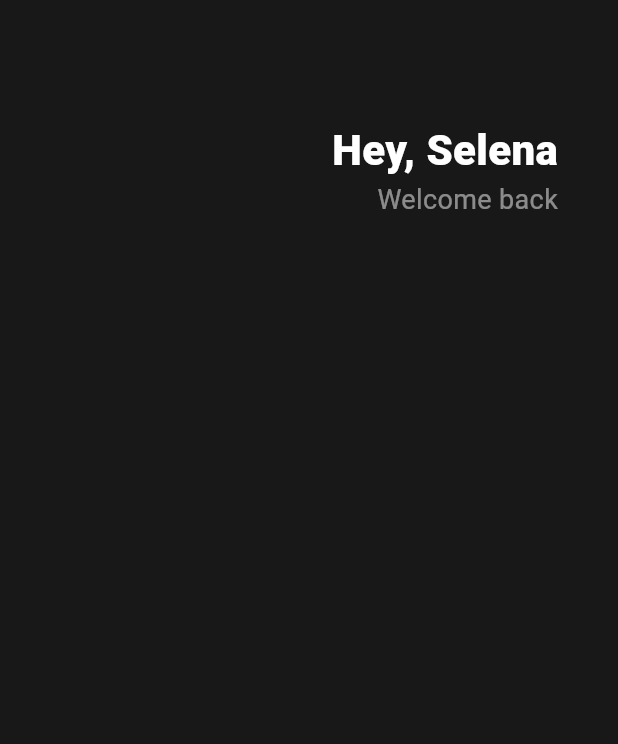
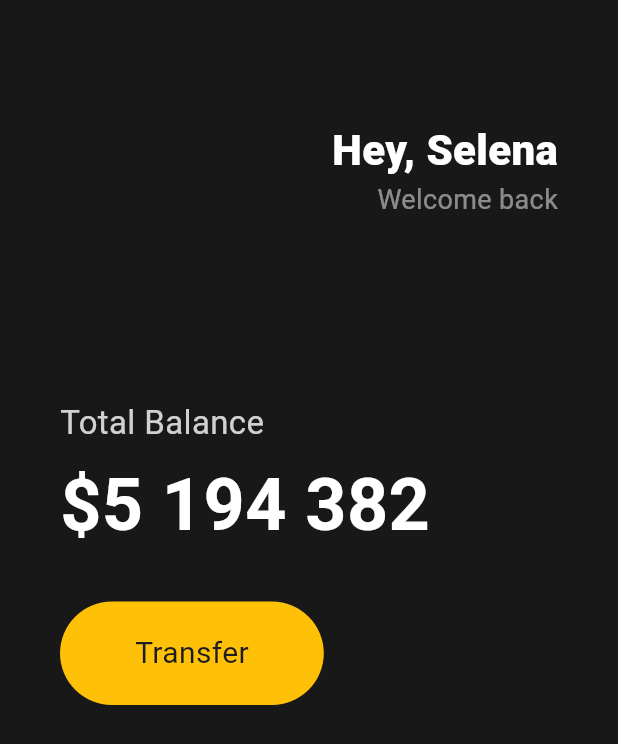
Before and after one commit to iinsue/toonflix, a Flutter app: the screen it shows after launch, on a phone screen of 412 x 824 dp. Shown: the top 744 px of the screen. Run offline on Flutter 3.47's test engine with Material 3 defaults, Android fonts, the phone set to English and light mode, and no system bars.

Commit message:
#3.2 Button Section

```diff
--- a/lib/main.dart
+++ b/lib/main.dart
@@ -15,6 +15,7 @@ class App extends StatelessWidget {
         body: Padding(
           padding: EdgeInsets.symmetric(horizontal: 40),
           child: Column(
+            crossAxisAlignment: CrossAxisAlignment.start,
             children: [
               SizedBox(height: 80),
               Row(
@@ -42,6 +43,41 @@ class App extends StatelessWidget {
                   ),
                 ],
               ),
+              SizedBox(height: 120),
+              Text(
+                "Total Balance",
+                style: TextStyle(
+                  fontSize: 22,
+                  color: Colors.white.withValues(alpha: 0.8),
+                ),
+              ),
+              SizedBox(height: 5),
+              Text(
+                "\$5 194 382",
+                style: TextStyle(
+                  fontSize: 48,
+                  fontWeight: FontWeight.w600,
+                  color: Colors.white,
+                ),
+              ),
+              SizedBox(height: 30),
+              Row(
+                children: [
+                  Container(
+                    decoration: BoxDecoration(
+                      color: Colors.amber,
+                      borderRadius: BorderRadius.circular(45),
+                    ),
+                    child: Padding(
+                      padding: EdgeInsets.symmetric(
+                        vertical: 20,
+                        horizontal: 50,
+                      ),
+                      child: Text('Transfer', style: TextStyle(fontSize: 20)),
+                    ),
+                  ),
+                ],
+              ),
             ],
           ),
         ),
```
